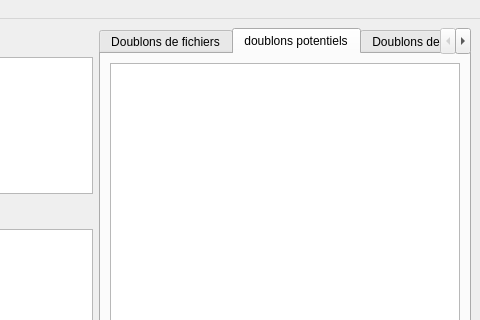
The window that interface.ui (Flamingroup/fsclean) describes before a commit, drawn with Qt 5; both pictures show x 216 to 696 and y 0 to 320 of the 696 by 459 pixel window.
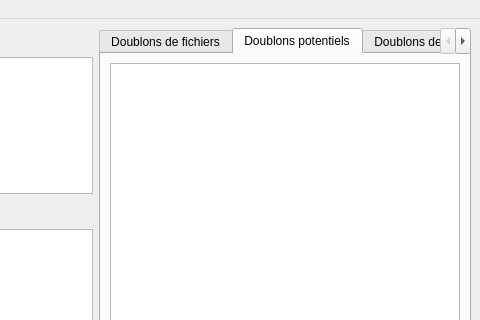
The same window after the commit. Icons and pictures are not drawn.

Patch:
```diff
--- a/interface.ui
+++ b/interface.ui
@@ -148,7 +148,7 @@
             </widget>
             <widget class="QWidget" name="DfichiersPotentiels">
              <attribute name="title">
-              <string>doublons potentiels</string>
+              <string>Doublons potentiels</string>
              </attribute>
              <layout class="QVBoxLayout" name="verticalLayout_2">
               <item>
```
